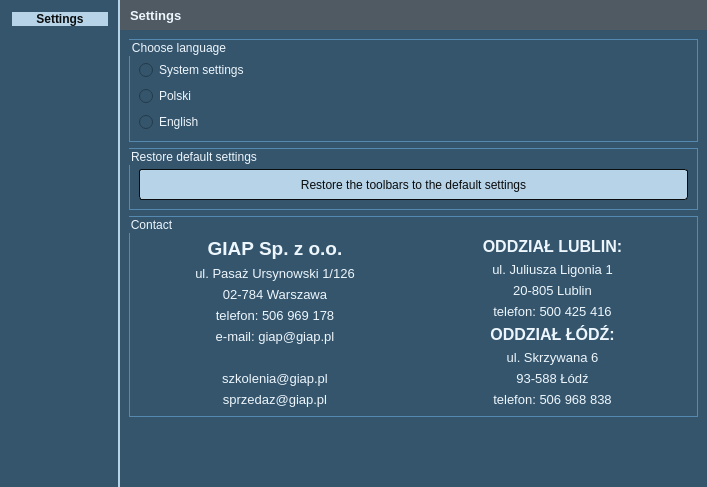
Old version of the form Settings/ui_settings_layout.ui in the repository GIAPspzoo/GIAP_PolaMap_lite.
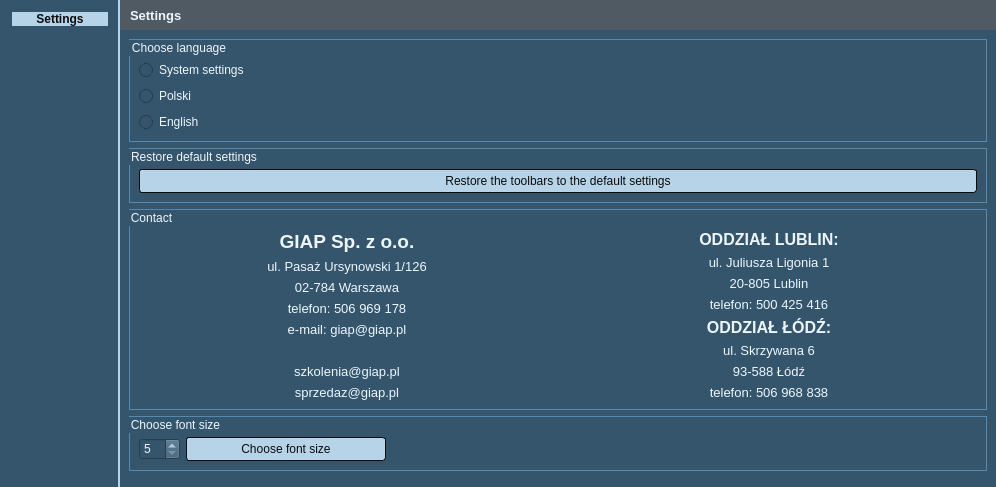
New version of the form. Icons and pictures are not drawn.

Diff of the .ui file:
```diff
--- a/Settings/ui_settings_layout.ui
+++ b/Settings/ui_settings_layout.ui
@@ -388,6 +388,64 @@
             </layout>
            </widget>
           </item>
+          <item>
+           <widget class="QGroupBox" name="groupBox_5">
+            <property name="title">
+             <string>Choose font size</string>
+            </property>
+            <layout class="QGridLayout" name="gridLayout_2">
+             <property name="topMargin">
+              <number>20</number>
+             </property>
+              <property name="leftMargin">
+               <number>9</number>
+              </property>
+              <property name="topMargin">
+               <number>20</number>
+              </property>
+              <property name="rightMargin">
+               <number>600</number>
+              </property>
+              <property name="bottomMargin">
+               <number>9</number>
+              </property>
+              <item row="0" column="0">
+               <widget class="QSpinBox" name="spinBox_font">
+                <property name="minimum">
+                <number>5</number>
+                </property>
+                <property name="maximum">
+                <number>30</number>
+                </property>
+<!--                <property name="value">-->
+<!--                <number>10</number>-->
+<!--                </property>-->
+               </widget>
+              </item>
+             <item row="0" column="1">
+              <widget class="QPushButton" name="spinBox_button">
+               <property name="sizePolicy">
+                <sizepolicy hsizetype="Expanding" vsizetype="Expanding">
+                 <horstretch>0</horstretch>
+                 <verstretch>0</verstretch>
+                </sizepolicy>
+               </property>
+               <property name="minimumSize">
+                <size>
+                 <width>200</width>
+                 <height>0</height>
+                </size>
+               </property>
+               <property name="text">
+                <string>Choose font size</string>
+               </property>
+              </widget>
+             </item>
+
+
+            </layout>
+           </widget>
+          </item>
           <item>
            <spacer name="verticalSpacer">
             <property name="orientation">
```
